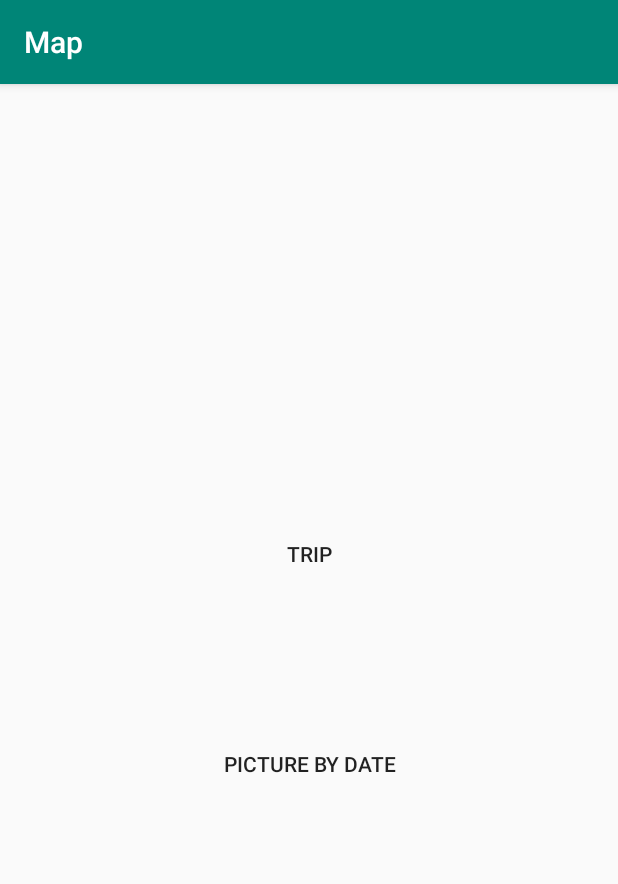
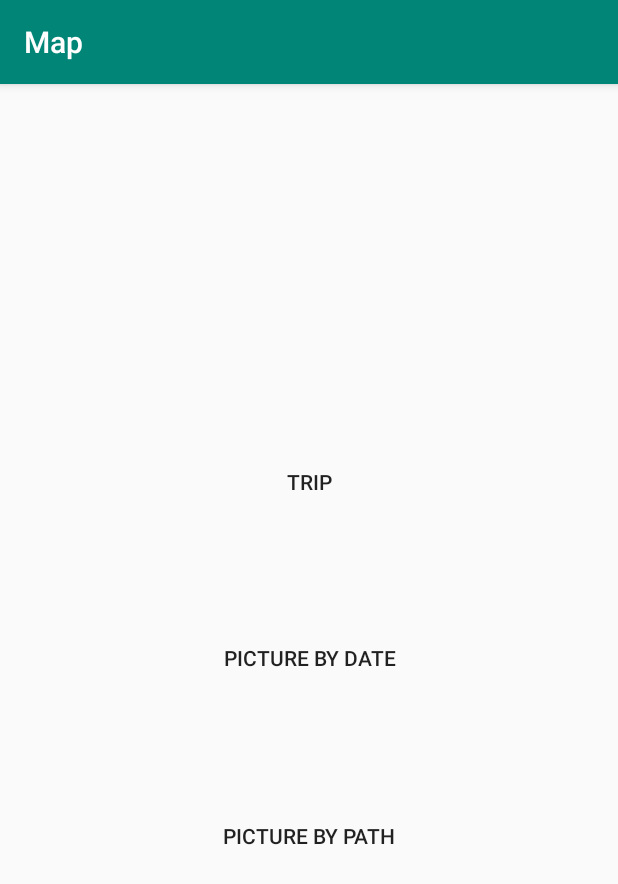
Before and after one commit to wyb9975/lastestDemo, an Android app: the screen it shows after launch (MainActivity), on a phone screen of 412 x 824 dp. Shown: the top 884 px of the screen. Run offline under Robolectric (Android 15) with nearby library versions, the phone set to English and light mode, and no system bars.

```diff
--- a/app/src/main/AndroidManifest.xml
+++ b/app/src/main/AndroidManifest.xml
@@ -46,7 +46,9 @@
         <activity
             android:name="uk.ac.shef.oak.com4510.StartActivity"
             android:label="@string/title_activity_maps"></activity>
-
+        <activity
+            android:name="uk.ac.shef.oak.com4510.PathActivity"
+            android:label="@string/title_activity_maps"></activity>
         <service android:name="uk.ac.shef.oak.com4510.LocationService" />
     </application>
 
--- a/app/src/main/java/uk/ac/shef/oak/com4510/MainActivity.java
+++ b/app/src/main/java/uk/ac/shef/oak/com4510/MainActivity.java
@@ -13,6 +13,7 @@ public class MainActivity extends AppCompatActivity {
 
     Button tripButton;
     Button browseButton;
+    Button pathButton;
     @Override
     protected void onCreate(Bundle savedInstanceState) {
 
@@ -20,6 +21,7 @@ public class MainActivity extends AppCompatActivity {
         setContentView(R.layout.activity_main);
         tripButton = (Button) findViewById(R.id.button_Trip);
         browseButton = (Button)findViewById(R.id.button_record);
+        pathButton = (Button)findViewById(R.id.button_path);
         tripButton.setOnClickListener(new View.OnClickListener() {
             @Override
             public void onClick(View v) {
@@ -31,9 +33,16 @@ public class MainActivity extends AppCompatActivity {
             @Override
             public void onClick(View v) {
                 Intent intent = new Intent(MainActivity.this, PictureActivity.class);
+                intent.putExtra("date", "");
                 startActivity(intent);
             }
         });
-
+        pathButton.setOnClickListener(new View.OnClickListener() {
+            @Override
+            public void onClick(View v) {
+                Intent intent = new Intent(MainActivity.this, PathActivity.class);
+                startActivity(intent);
+            }
+        });
     }
 }
--- a/app/src/main/java/uk/ac/shef/oak/com4510/PicDetailActivity.java
+++ b/app/src/main/java/uk/ac/shef/oak/com4510/PicDetailActivity.java
@@ -113,8 +113,9 @@ public class PicDetailActivity extends AppCompatActivity implements OnMapReadyCa
 
     }
 
+
     @Override
-    public List<RecordMsg> returnMsgs(List<RecordMsg> msgs) {
+    public List<RecordMsg> returnMsgs(List<RecordMsg> msgs)  {
         Log.d("tag", msgs.size() + "");
         fileName = getIntent().getStringExtra(POSITION);
         Log.d("tag", fileName);
--- a/app/src/main/res/layout/activity_main.xml
+++ b/app/src/main/res/layout/activity_main.xml
@@ -70,6 +70,32 @@
         <LinearLayout
             android:layout_width="match_parent"
             android:layout_height="0pt"
+            android:layout_weight="1"
+            android:gravity="center"
+            android:orientation="vertical">
+        </LinearLayout>
+        <LinearLayout
+            android:layout_width="match_parent"
+            android:layout_height="0pt"
+            android:layout_weight="1"
+            android:gravity="center"
+            android:orientation="horizontal">
+
+            <Button
+                android:id="@+id/button_path"
+                android:layout_width="0dp"
+                android:layout_height="35dp"
+                android:layout_weight="1"
+                android:adjustViewBounds="true"
+                android:background="@null"
+                android:gravity="center"
+                android:scaleType="fitCenter"
+                android:text="picture by path" />
+
+        </LinearLayout>
+        <LinearLayout
+            android:layout_width="match_parent"
+            android:layout_height="0pt"
             android:layout_weight="4"
             android:gravity="center"
             android:orientation="vertical">
```
Also changed, not shown: app/src/main/java/uk/ac/shef/oak/com4510/ListAdapter.java (added, +92 -0 lines), app/src/main/java/uk/ac/shef/oak/com4510/PathActivity.java (added, +110 -0 lines), app/src/main/java/uk/ac/shef/oak/com4510/PictureActivity.java (+10 -1 lines), app/src/main/res/layout/activity_path.xml (added, +17 -0 lines), app/src/main/res/layout/list_content.xml (added, +45 -0 lines).
